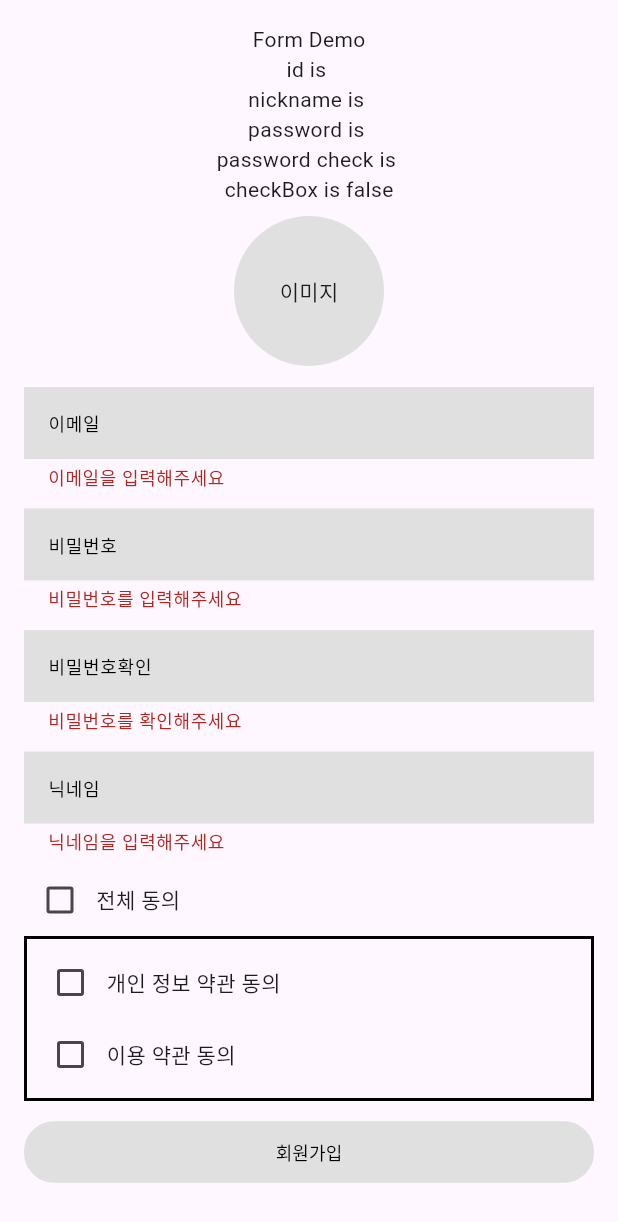
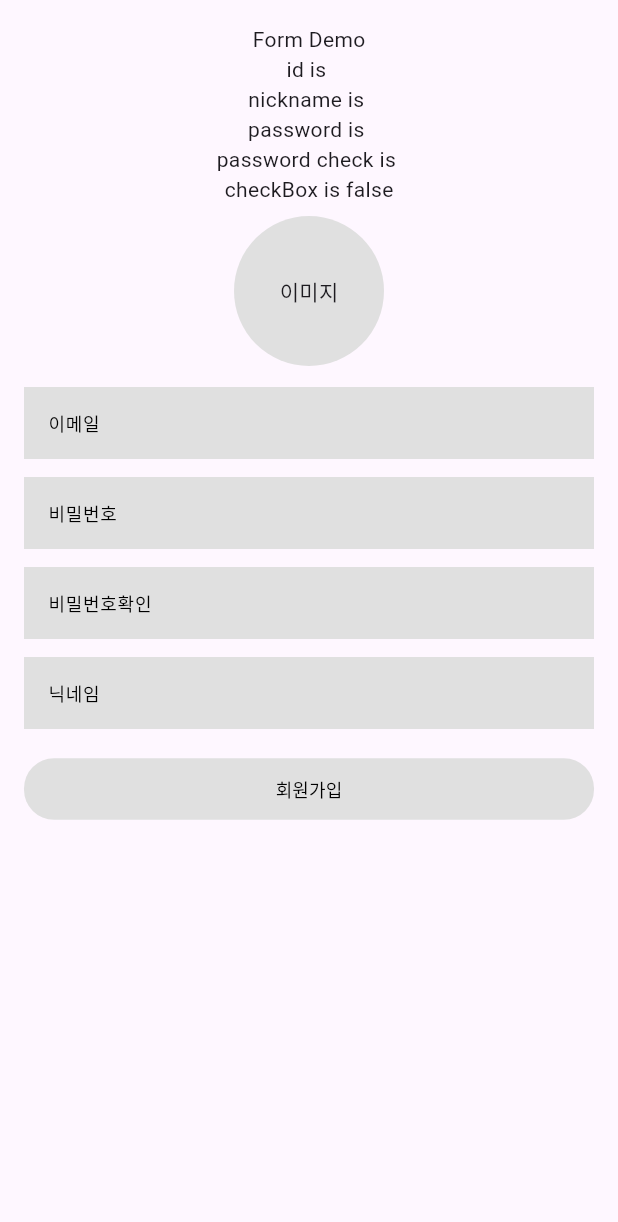
Before and after one commit to TaskWeaver/frontend_app, a Flutter app: the screen it shows after launch, after a tap on "formExample", on a phone screen of 412 x 824 dp. Shown: the top 1222 px of the screen. Run offline on Flutter 3.47's test engine with Material 3 defaults, Android fonts, the phone set to English and light mode, and no system bars; our stand-ins replace file_picker, go_router; missing offline and left inert: widgetbook, widgetbook_annotation.

Commit message:
feat: multiPage FormScreen

```diff
--- a/front/lib/app/domain/form_example/form_demo.dart
+++ b/front/lib/app/domain/form_example/form_demo.dart
@@ -5,6 +5,7 @@ import 'package:flutter/material.dart';
 import 'package:front/app/domain/presentation/login/component/rounded_elvatedbutton.dart';
 import 'package:front/shared/atom/checkbox_formField.dart';
 import 'package:front/shared/atom/hinted_textfield.dart';
+import 'package:front/shared/helper/FormHelper/interface/form_validate_function.dart';
 import 'package:front/shared/helper/helper.dart';
 import 'package:front/shared/mixin/mixin.dart';
 
@@ -22,13 +23,50 @@ class _EmailSignInFormBuilderExampleScreenState
     extends State<EmailSignInFormBuilderExampleScreen>
     with StateMapHandlerMixin {
   final FormHandler formHandler = FormHandler();
-  final _EmailFormKey = GlobalKey<FormState>();
-  final _passwordFormKey = GlobalKey<FormState>();
-  final _passwordCheckFormKey = GlobalKey<FormState>();
-  final _nickNameFormKey = GlobalKey<FormState>();
+  final GlobalKey<FormState> _emailFormKey = GlobalKey<FormState>();
+  final GlobalKey<FormState> _passwordFormKey = GlobalKey<FormState>();
+  final GlobalKey<FormState> _passwordCheckFormKey = GlobalKey<FormState>();
+  final GlobalKey<FormState> _nickNameFormKey = GlobalKey<FormState>();
 
   File? imgFile;
   var isImageLoading = false;
+
+  late PageController _pageController;
+  int _currentPage = 0;
+
+  @override
+  void initState() {
+    super.initState();
+    _pageController = PageController();
+  }
+
+  @override
+  void dispose() {
+    _pageController.dispose();
+    super.dispose();
+  }
+
+  void nextPage() {
+    if (_currentPage < 2) {
+      _currentPage++;
+      _pageController.animateToPage(
+        _currentPage,
+        duration: const Duration(milliseconds: 300),
+        curve: Curves.easeInOut,
+      );
+    }
+  }
+
+  void prevPage() {
+    if (_currentPage >= 1) {
+      _currentPage--;
+      _pageController.animateToPage(
+        _currentPage,
+        duration: const Duration(milliseconds: 300),
+        curve: Curves.easeInOut,
+      );
+    }
+  }
 
   Future<void> pickImage() async {
     var result = await FilePicker.platform.pickFiles(
@@ -38,13 +76,10 @@ class _EmailSignInFormBuilderExampleScreenState
     if (result != null) {
       setState(() {
         isImageLoading = true;
-
-        imgFile =
-            File(result.files.single.path!); // Make the selected image file
+        imgFile = File(result.files.single.path!);
         print('File Path: ${imgFile!.path}');
       });
     } else {
-      // If the user cancels the selection
       print('No image selected');
     }
 
@@ -61,14 +96,34 @@ class _EmailSignInFormBuilderExampleScreenState
     var password = formHandler.readValue('password', '');
     var passwordCheck = formHandler.readValue('passwordCheck', '');
     var checkbox = formHandler.readValue('allAgreed', false);
-    var checkboxValue = false;
+
+    return PageView(
+      controller: _pageController,
+      onPageChanged: (page) {
+        setState(() {
+          _currentPage = page;
+        });
+      },
+      children: [
+        _buildFirstPage(id, nickname, password, passwordCheck, checkbox),
+        _buildSecondPage(),
+      ],
+    );
+  }
+
+  Widget _buildFirstPage(
+    String id,
+    String nickname,
+    String password,
+    String passwordCheck,
+    bool checkbox,
+  ) {
     return SafeArea(
       child: Scaffold(
         body: GestureDetector(
           onTap: () {
             FocusScope.of(context).unfocus();
           },
-          child: SingleChildScrollView(
           child: Padding(
             padding: const EdgeInsets.all(16.0),
             child: Center(
@@ -80,89 +135,65 @@ class _EmailSignInFormBuilderExampleScreenState
                   Text('password is $password'),
                   Text('password check is $passwordCheck'),
                   Text('checkBox is $checkbox'),
-                    Padding(
-                        padding: const EdgeInsets.all(8.0),
-                        child: imgFile == null
-                            ? GestureDetector(
-                                onTap: pickImage,
-                                child: Container(
-                                  width: 100, // 원의 너비
-                                  height: 100, // 원의 높이
-                                  decoration: BoxDecoration(
-                                    shape: BoxShape.circle, // 동그라미 모양
-                                    color: Colors.grey[300], // 회색
-                                  ),
-                                  child: const Center(child: Text('이미지')),
-                                ),
-                              )
-                            : isImageLoading
-                                ? const CircularProgressIndicator()
-                                : Container(
-                                    width: 100, // 원의 너비
-                                    height: 100, // 원의 높이
-                                    decoration: BoxDecoration(
-                                      shape: BoxShape.circle, // 동그라미 모양
-                                      color: Colors.grey[300], // 회색
-                                    ),
-                                    child: Image.file(imgFile!),
-                                  )),
-                    Form(
-                      key: _EmailFormKey,
-                      autovalidateMode: AutovalidateMode.onUserInteraction,
-                      child: HintedTextField(
+                  _buildImagePicker(),
+                  _buildForm(
+                    key: _emailFormKey,
                     hintText: '이메일',
                     value: formHandler.readValue('id', ''),
-                        validator: formHandler.validateField(
-                            'id',
-                            FieldValidationBuilder.field('id')
+                    fieldName: 'id',
+                    validator: FieldValidationBuilder.field('id')
                         .required('이메일을 입력해주세요')
-                                .build()),
+                        .build(),
                   ),
-                    ),
-                    Form(
+                  _buildForm(
                     key: _passwordFormKey,
-                      autovalidateMode: AutovalidateMode.onUserInteraction,
-                      child: HintedTextField(
                     hintText: '비밀번호',
                     value: formHandler.readValue('password', ''),
-                        validator: formHandler.validateField(
-                            'password',
-                            FieldValidationBuilder.field('password')
+                    fieldName: 'password',
+                    validator: FieldValidationBuilder.field('password')
                         .required('비밀번호를 입력해주세요')
                         .pattern(passwordRegexPatternString,
                             '영어 대소문자, 숫자가 2개 이상 사용되어야 합니다.')
-                                .build()),
+                        .build(),
                   ),
-                    ),
-                    Form(
+                  _buildForm(
                       key: _passwordCheckFormKey,
-                      autovalidateMode: AutovalidateMode.onUserInteraction,
-                      child: HintedTextField(
                       hintText: '비밀번호확인',
                       value: formHandler.readValue('passwordCheck', ''),
-                        validator: formHandler.validateField(
-                            'passwordCheck',
-                            FieldValidationBuilder.field('passwordCheck')
+                      fieldName: 'passwordCheck',
+                      validator: FieldValidationBuilder.field('passwordCheck')
                           .required('비밀번호를 확인해주세요')
                           .sameAs(formHandler.readValue('password', ''),
                               '비밀번호와 일치하지 않습니다.')
                           .build()),
-                      ),
-                    ),
-                    Form(
+                  _buildForm(
                       key: _nickNameFormKey,
-                      autovalidateMode: AutovalidateMode.onUserInteraction,
-                      child: HintedTextField(
                       hintText: '닉네임',
                       value: formHandler.readValue('nickname', ''),
-                        validator: formHandler.validateField(
-                            'nickname',
-                            FieldValidationBuilder.field('nickname')
+                      fieldName: 'nickname',
+                      validator: FieldValidationBuilder.field('nickname')
                           .required('닉네임을 입력해주세요')
                           .min(2, '2글자 이상 입력해주세요')
                           .build()),
+                  const SizedBox(height: 10),
+                  RoundedElevatedButton(
+                    text: '회원가입',
+                    onPressed: _handleFormSubmission,
+                  ),
+                  const SizedBox(height: 10),
+                ],
               ),
             ),
+          ),
+        ),
+      ),
+    );
+  }
+
+  Widget _buildSecondPage() {
+    return Scaffold(
+      body: Column(
+        children: [
           CustomCheckbox(
             title: '전체 동의',
             value: formHandler.readValue('allAgreed', false),
@@ -176,8 +207,7 @@ class _EmailSignInFormBuilderExampleScreenState
             ),
             validator: formHandler.validateCheckbox(
                 errorMessage: '체크박스를 체크해주세요',
-                          fieldvalue:
-                              formHandler.readValue('allAgreed', false)),
+                fieldvalue: formHandler.readValue('allAgreed', false)),
           ),
           Expanded(
             flex: 0,
@@ -192,62 +222,111 @@ class _EmailSignInFormBuilderExampleScreenState
                 padding: const EdgeInsets.all(5),
                 child: Column(
                   children: [
-                              CustomCheckbox(
-                                validator: formHandler.validateCheckbox(
-                                    errorMessage: '체크박스를 체크해주세요',
-                                    fieldvalue: formHandler.readValue(
-                                        'personalInfoAgreed', false)),
-                                title: '개인 정보 약관 동의',
-                                value: formHandler.readValue(
-                                    'personalInfoAgreed', false),
-                                onChanged: formHandler.validateCheck(
+                    _buildCheckbox(
                       'personalInfoAgreed',
-                                    (fields) => {
-                                          ...fields,
-                                          'allAgreed':
-                                              fields['personalInfoAgreed'] &&
-                                                  fields['termsAgreed']
-                                        }),
+                      '개인 정보 약관 동의',
                     ),
-                              CustomCheckbox(
-                                validator: formHandler.validateCheckbox(
-                                    errorMessage: '체크박스를 체크해주세요',
-                                    fieldvalue: formHandler.readValue(
-                                        'termsAgreed', false)),
-                                title: '이용 약관 동의',
-                                value:
-                                    formHandler.readValue('termsAgreed', false),
-                                onChanged: formHandler.validateCheck(
+                    _buildCheckbox(
                       'termsAgreed',
-                                    (fields) => {
-                                          ...fields,
-                                          'allAgreed':
-                                              fields['personalInfoAgreed'] &&
-                                                  fields['termsAgreed']
-                                        }),
+                      '이용 약관 동의',
+                    ),
+                    RoundedElevatedButton(
+                      text: '회원가입',
+                      onPressed: () {
+                        prevPage();
+                      },
                     ),
                   ],
                 ),
               ),
             ),
           ),
-                    const SizedBox(height: 10),
-                    RoundedElevatedButton(
-                      text: '회원가입',
-                      onPressed: () {
-                        // if (_formKey.currentState!.validate()) {
-                        //   formHandler.onSubmit();
-                        // }
-                      },
-                    ),
-                    const SizedBox(height: 10),
         ],
-                ),
-              ),
-            ),
-          ),
-        ),
       ),
     );
   }
+
+  Widget _buildCheckbox(String fieldName, String title) {
+    return CustomCheckbox(
+      validator: formHandler.validateCheckbox(
+        errorMessage: '체크박스를 체크해주세요',
+        fieldvalue: formHandler.readValue(fieldName, false),
+      ),
+      title: title,
+      value: formHandler.readValue(fieldName, false),
+      onChanged: formHandler.validateCheck(
+        fieldName,
+        (fields) => {
+          ...fields,
+          'allAgreed': fields['personalInfoAgreed'] && fields['termsAgreed']
+        },
+      ),
+    );
   }
+
+  Widget _buildForm({
+    required GlobalKey<FormState> key,
+    required String hintText,
+    required String value,
+    required String fieldName,
+    required List<ValidateFuncList> validator,
+  }) {
+    return Form(
+      key: key,
+      autovalidateMode: AutovalidateMode.onUserInteraction,
+      child: HintedTextField(
+        hintText: hintText,
+        value: value,
+        validator: formHandler.validateField(fieldName, validator),
+      ),
+    );
+  }
+
+  Widget _buildImagePicker() {
+    return Padding(
+      padding: const EdgeInsets.all(8.0),
+      child: imgFile == null
+          ? GestureDetector(
+              onTap: pickImage,
+              child: Container(
+                width: 100,
+                height: 100,
+                decoration: BoxDecoration(
+                  shape: BoxShape.circle,
+                  color: Colors.grey[300],
+                ),
+                child: const Center(child: Text('이미지')),
+              ),
+            )
+          : isImageLoading
+              ? const CircularProgressIndicator()
+              : Container(
+                  width: 100,
+                  height: 100,
+                  decoration: BoxDecoration(
+                    shape: BoxShape.circle,
+                    color: Colors.grey[300],
+                  ),
+                  child: Image.file(imgFile!),
+                ),
+    );
+  }
+
+  void _handleFormSubmission() {
+    var emailValidationBool = _emailFormKey.currentState!.validate();
+    var nickNameValidationBool = _nickNameFormKey.currentState!.validate();
+    var passwordValidationBool = _passwordFormKey.currentState!.validate();
+    var passwordCheckValidationBool =
+        _passwordCheckFormKey.currentState!.validate();
+
+    var allValidationBool = emailValidationBool &&
+        nickNameValidationBool &&
+        passwordValidationBool &&
+        passwordCheckValidationBool;
+
+    if (allValidationBool) {
+      formHandler.onSubmit();
+      nextPage();
+    }
+  }
+}
--- a/front/lib/shared/atom/hinted_textfield.dart
+++ b/front/lib/shared/atom/hinted_textfield.dart
@@ -2,8 +2,8 @@ import 'package:flutter/material.dart';
 import 'package:front/shared/helper/FormHelper/form_helper.dart';
 
 class HintedTextField extends StatelessWidget {
-  const HintedTextField(
-    {super.key,
+  const HintedTextField({
+    super.key,
     this.title,
     required this.value,
     required this.hintText,
@@ -20,8 +20,7 @@ class HintedTextField extends StatelessWidget {
       fontSize: 12,
       color: Colors.black,
     );
-    // TODO: 에러 텍스트가 보이는 상황 통제 필요. ex) input focus 후 다음 탭으로 이동할 때만 update 등..
-    var errorText = validator[ValidateReturnType.onValidate]!(value);
+
     return Column(
       crossAxisAlignment: CrossAxisAlignment.start,
       children: [
@@ -34,14 +33,16 @@ class HintedTextField extends StatelessWidget {
         Padding(
           padding: const EdgeInsets.fromLTRB(0, 6, 0, 6),
           child: TextFormField(
-                onChanged:validator[ValidateReturnType.onChange],
+            initialValue: value,
+            validator: validator[ValidateReturnType.onValidate],
+            onChanged: validator[ValidateReturnType.onChange],
             decoration: InputDecoration(
               border: InputBorder.none,
               filled: true,
               fillColor: Colors.grey[300],
               hintText: hintText,
               hintStyle: textStyle,
-                  errorText: errorText,
+              //errorText: errorText,
             ),
           ),
         )
```
Lines whose indentation alone changed are shown as unchanged.
